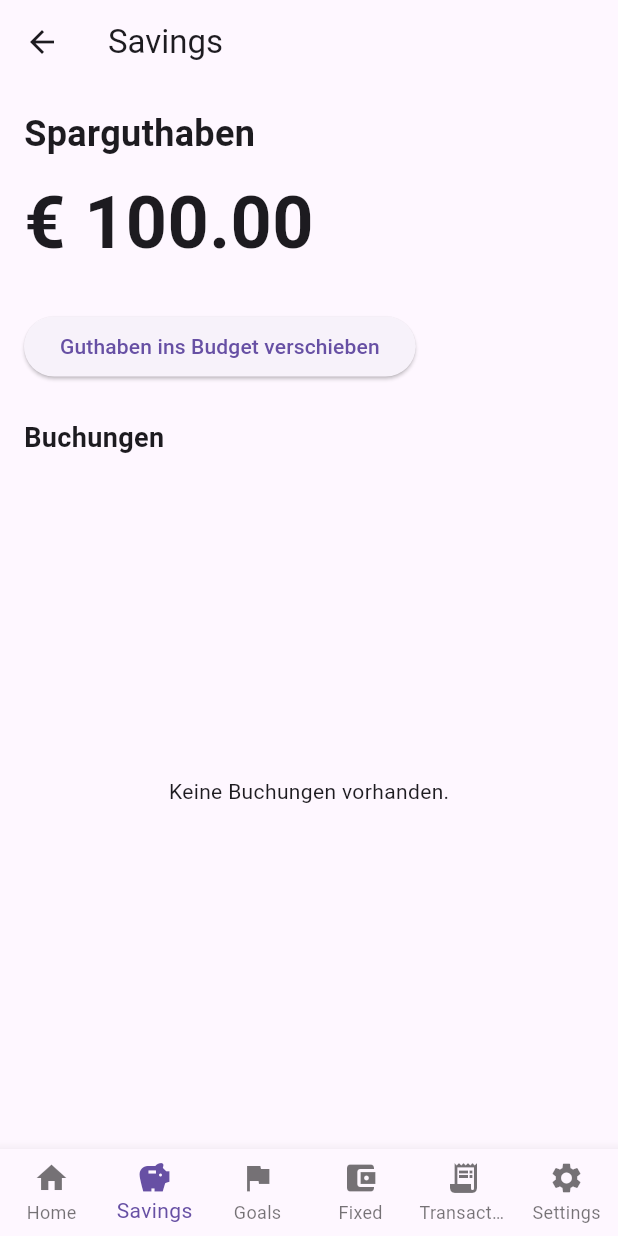
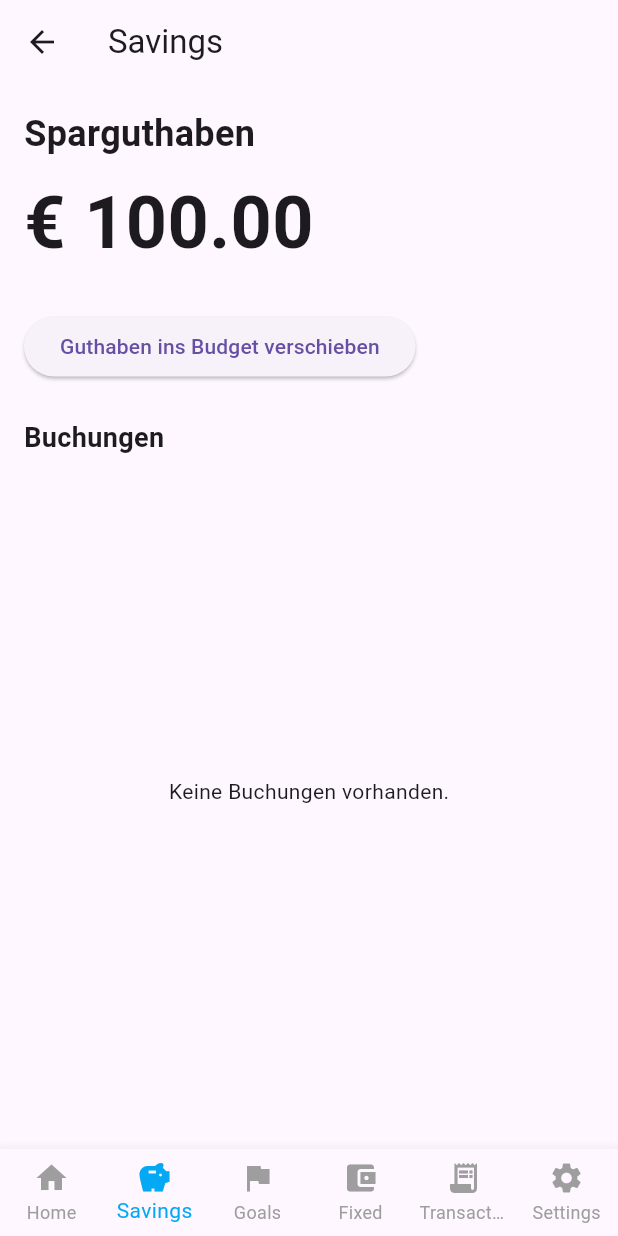
Before and after one commit to staalc05/Budgetier, a Flutter app: the _Shell screen opened directly, item 2 of the bottom bar chosen, on a phone screen of 412 x 824 dp. Run offline on Flutter 3.47's test engine with Material 3 defaults, Android fonts, the phone set to English and light mode, and no system bars; our stand-ins replace flutter_riverpod.

Commit message:
Change theme to light blue and update navigation bar colors

```diff
--- a/mobile/budgetier_app/lib/main.dart
+++ b/mobile/budgetier_app/lib/main.dart
@@ -39,8 +39,11 @@ class _BudgetierAppState extends State<BudgetierApp> {
   Widget build(BuildContext context) {
     return MaterialApp(
       title: 'Budgetier',
+      // Use a light blue colour palette throughout the application. The
+      // primarySwatch controls the default colours for app bars, buttons and
+      // other UI components. See https://api.flutter.dev/flutter/material/Colors-class.html
       theme: ThemeData(
-        primarySwatch: Colors.green,
+        primarySwatch: Colors.lightBlue,
       ),
       home: _isAuthenticated
           ? const _Shell()
@@ -93,6 +96,11 @@ class _ShellState extends State<_Shell> {
           ],
           currentIndex: _selectedIndex,
           onTap: _onItemTapped,
+          // Highlight the selected item using the same light blue primary colour and
+          // dim unselected items. This ensures the navigation bar matches the
+          // overall light blue colour scheme.
+          selectedItemColor: Colors.lightBlue,
+          unselectedItemColor: Colors.grey,
         ),
       );
   }
```
Lines whose indentation alone changed are shown as unchanged.
